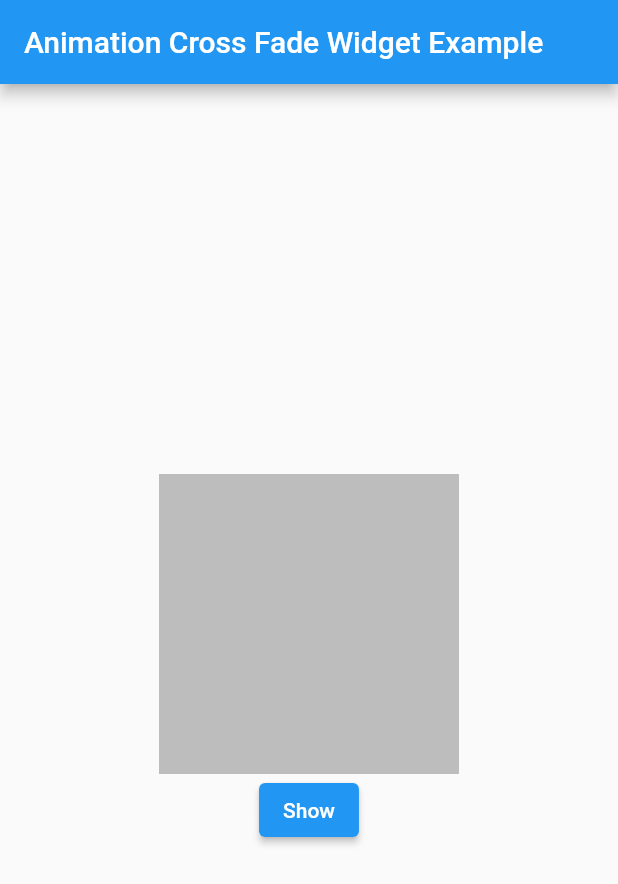
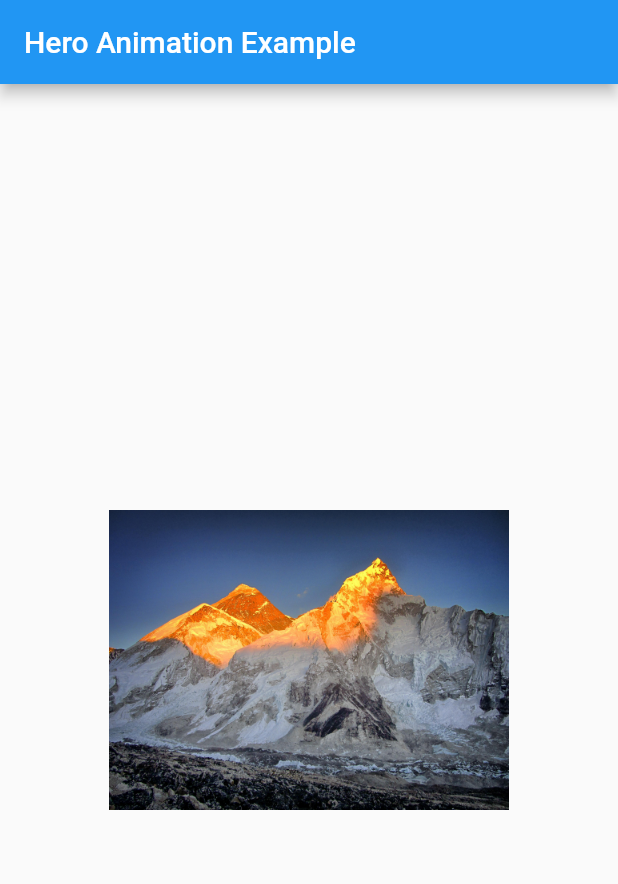
Before and after one commit to sthnischal/Flutter-Basics, a Flutter app: the screen it shows after launch, on a phone screen of 412 x 824 dp. Shown: the top 884 px of the screen. Run offline on Flutter 3.47's test engine with Material 2 defaults, Android fonts, the phone set to English and light mode, and no system bars.

Commit message:
Hero animation Widget with Inkwell Widget for image click

```diff
--- a/flutterbasics/lib/main.dart
+++ b/flutterbasics/lib/main.dart
@@ -1,6 +1,7 @@
 import 'dart:async';
 
 import 'package:flutter/material.dart';
+import 'package:flutterbasics/detail_page.dart';
 
 void main() {
   runApp(const MyApp());
@@ -23,79 +24,29 @@ class MyApp extends StatelessWidget {
   }
 }
 
-class MyHomePage extends StatefulWidget {
-  @override
-  State<MyHomePage> createState() => _MyHomePageState();
-}
-
-class _MyHomePageState extends State<MyHomePage> {
-  bool isFirst = true;
-
-  @override
-  void initState() {
-    // TODO: implement initState
-    super.initState();
-
-    //it is not used for button click
-    // Timer(Duration(seconds: 4), () {
-    //   reload();
-    // });
-  }
-
-  void reload() {
-    setState(() {
-      //isFirst = false;
-
-      if (isFirst) {
-        isFirst = false;
-      } else {
-        isFirst = true;
-      }
-    });
-  }
-
+class MyHomePage extends StatelessWidget {
   @override
   Widget build(BuildContext context) {
     return Scaffold(
         appBar: AppBar(
-          title: Text('Animation Cross Fade Widget Example'),
+          title: Text('Hero Animation Example'),
         ),
-        body: Center(
-          child: Column(
-            mainAxisAlignment: MainAxisAlignment.center,
-            children: [
-              AnimatedCrossFade(
-                duration: Duration(seconds: 2),
-                firstChild: Container(
-                  width: 200,
+        body: Container(
+          child: Center(
+            child: InkWell(
+              onTap: () {
+                Navigator.push(context,
+                    MaterialPageRoute(builder: (context) => DetailPage()));
+              },
+              child: Hero(
+                tag: 'background',
+                child: Image.asset(
+                  'assets/images/mountain.jpg',
+                  width: 400,
                   height: 200,
-                  color: Colors.grey.shade400,
                 ),
-                secondChild: Image.asset(
-                  'assets/images/boy.png',
-                  width: 200,
-                  height: 200,
-                  //width: 100,
-                  //height: 100,
-                ),
-
-                // if size of two child is different
-                //sizeCurve: Curves.fastOutSlowIn,
-
-                //if size are same
-                firstCurve: Curves.easeInOut,
-                secondCurve: Curves.bounceInOut,
-                //crossFadeState: CrossFadeState.showSecond,
-                crossFadeState: isFirst
-                    ? CrossFadeState.showFirst
-                    : CrossFadeState.showSecond,
               ),
-              ElevatedButton(
-                  onPressed: () {
-                    reload();
-                  },
-                  child: Text('Show'))
-            ],
+            ),
           ),
         ));
   }
```
Also changed, not shown: flutterbasics/lib/detail_page.dart (added, +17 -0 lines), flutterbasics/assets/images/mountain.jpg (added).
